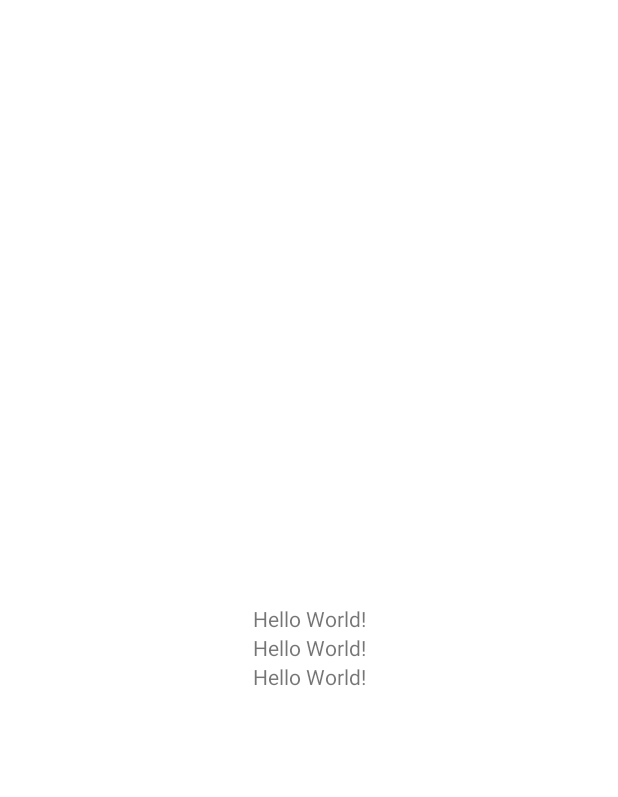
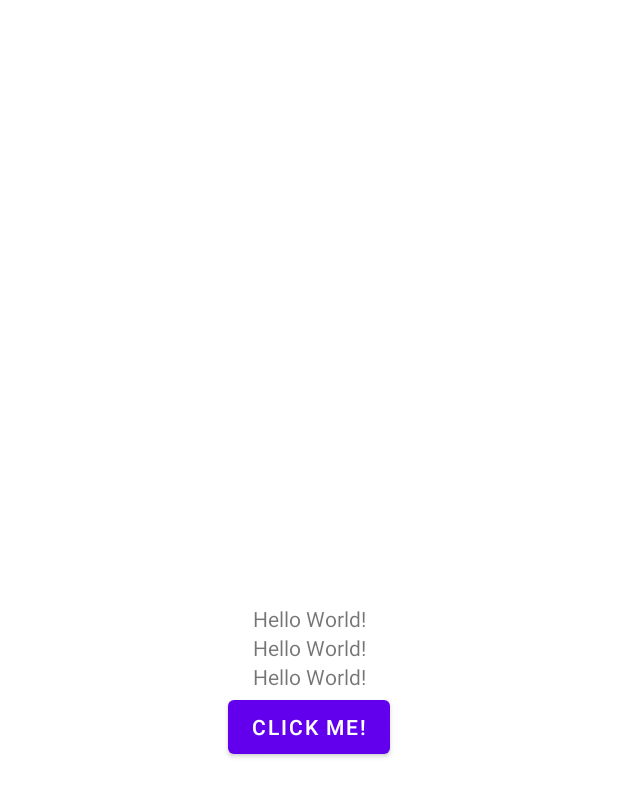
Before and after one commit to TeeeMur/bmstu-software-dev, an Android app: the layout activity_main.xml on its own in the app's theme, with its tools: preview values and no code run, on a phone screen of 412 x 824 dp. Shown: the top 797 px of the screen. Run offline under Robolectric (Android 15) with nearby library versions, the light colour scheme and no system bars.

Commit message:
lab_2 before mbedtls

```diff
--- a/app/build.gradle.kts
+++ b/app/build.gradle.kts
@@ -21,6 +21,7 @@ android {
         }
         ndk {
             abiFilters += "x86_64"
+            abiFilters += "arm64-v8a"
         }
     }
 
@@ -53,6 +54,7 @@ dependencies {
     implementation(libs.appcompat)
     implementation(libs.material)
     implementation(libs.constraintlayout)
+    implementation(libs.commons.codec)
     testImplementation(libs.junit)
     androidTestImplementation(libs.ext.junit)
     androidTestImplementation(libs.espresso.core)
--- a/app/src/main/res/layout/activity_main.xml
+++ b/app/src/main/res/layout/activity_main.xml
@@ -25,7 +25,9 @@
         app:layout_constraintEnd_toEndOf="parent"
         app:layout_constraintStart_toStartOf="parent"
         app:layout_constraintTop_toBottomOf="@id/sample_text"
-        app:layout_constraintVertical_bias="0.0"/>
+        app:layout_constraintVertical_bias="0.0"
+        android:maxWidth="250dp"
+        android:ellipsize="end"/>
 
     <TextView
         android:id="@+id/sample_text3"
@@ -36,6 +38,20 @@
         app:layout_constraintEnd_toEndOf="parent"
         app:layout_constraintStart_toStartOf="parent"
         app:layout_constraintTop_toBottomOf="@id/sample_text2"
-        app:layout_constraintVertical_bias="0.0"/>
+        app:layout_constraintVertical_bias="0.0"
+        android:maxWidth="400dp"
+        android:ellipsize="end"/>
+
+    <Button
+        android:layout_height="wrap_content"
+        android:layout_width="wrap_content"
+        android:text="@string/click_me"
+        android:onClick="onButtonClick"
+        app:layout_constraintStart_toStartOf="parent"
+        app:layout_constraintEnd_toEndOf="parent"
+        app:layout_constraintTop_toBottomOf="@id/sample_text3"
+        app:layout_constraintVertical_bias="0.0"
+        />
+
 
 </androidx.constraintlayout.widget.ConstraintLayout>
--- a/app/src/main/res/values/strings.xml
+++ b/app/src/main/res/values/strings.xml
@@ -1,3 +1,4 @@
 <resources>
     <string name="app_name">Fclient</string>
+    <string name="click_me">Click me!</string>
 </resources>
--- a/gradle/libs.versions.toml
+++ b/gradle/libs.versions.toml
@@ -1,5 +1,6 @@
 [versions]
 agp = "8.8.2"
+commonsCodec = "1.15"
 junit = "4.13.2"
 junitVersion = "1.2.1"
 espressoCore = "3.6.1"
@@ -8,6 +9,7 @@ material = "1.12.0"
 constraintlayout = "2.2.0"
 
 [libraries]
+commons-codec = { module = "commons-codec:commons-codec", version.ref = "commonsCodec" }
 junit = { group = "junit", name = "junit", version.ref = "junit" }
 ext-junit = { group = "androidx.test.ext", name = "junit", version.ref = "junitVersion" }
 espresso-core = { group = "androidx.test.espresso", name = "espresso-core", version.ref = "espressoCore" }
```
Also changed, not shown: app/src/main/java/com/example/fclient/MainActivity.java (+29 -1 lines), 1 other file.
